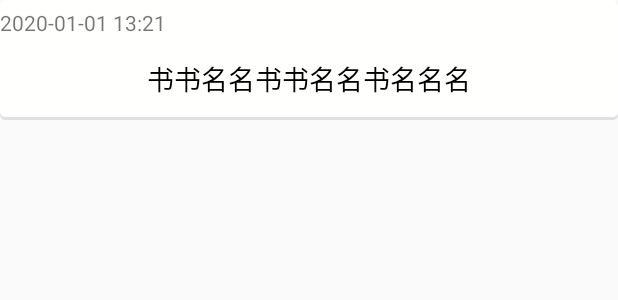
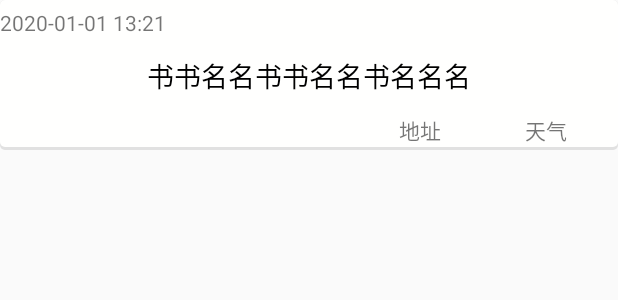
Before and after one commit to nieaowei/simikongjian-andorid, an Android app: the layout item_happy_note.xml on its own in the app's theme, with its tools: preview values and no code run, on a phone screen of 412 x 824 dp. Shown: the top 300 px of the screen. Run offline under Robolectric (Android 15) with nearby library versions, the phone set to English and light mode, and no system bars.

Commit message:
完善一些功能。

```diff
--- a/app/src/main/java/a1/example/com/myapplication/HappyNoteMineActivity.java
+++ b/app/src/main/java/a1/example/com/myapplication/HappyNoteMineActivity.java
@@ -145,10 +145,14 @@ public class HappyNoteMineActivity extends AppCompatActivity {
                         String note = (String) aaa.get("note");
                         String writetime = (String) aaa.get("writetime");
                         String notetitle = (String) aaa.get("notetitle");
+                        String address = (String)aaa.get("address");
+                        String weather = (String)aaa.get("weather");
                         happyNoteModel.setNote(note);
                         happyNoteModel.setNotetitle(notetitle);
                         happyNoteModel.setNoteuser(noteuser);
                         happyNoteModel.setWritetime(writetime);
+                        happyNoteModel.setAddress(address);
+                        happyNoteModel.setWeather(weather);
                         bookList.add(happyNoteModel);
                     }
                     String userFoot = "查看了自己的日记";
--- a/app/src/main/java/a1/example/com/myapplication/SettingActivity.java
+++ b/app/src/main/java/a1/example/com/myapplication/SettingActivity.java
@@ -308,7 +308,7 @@ public class SettingActivity extends AppCompatActivity {
             RecordUserFootUtil.recordUserFoot(USERNAME,userFoot);
             Toast.makeText(SettingActivity.this, "修改密码成功！", Toast.LENGTH_SHORT).show();
         }else{
-            Toast.makeText(SettingActivity.this, "账号密码错误，请重新登陆！", Toast.LENGTH_SHORT).show();
+            Toast.makeText(SettingActivity.this, "旧密码错误，修改密码失败", Toast.LENGTH_SHORT).show();
         }
     }
 
--- a/app/src/main/java/a1/example/com/myapplication/Util/MyWriteUtils.java
+++ b/app/src/main/java/a1/example/com/myapplication/Util/MyWriteUtils.java
@@ -22,7 +22,7 @@ import java.util.Map;
 public class MyWriteUtils {
 
     // public static String MyURL = "http://192.168.0.103:8080/myproject";
-    public static String MyURL = "http://118.178.195.221:8080/myproject";
+    public static String MyURL = "http://112.124.16.120:8080/myproject";
 
     public static String getURL(){
         try {
--- a/app/src/main/res/layout/item_happy_note.xml
+++ b/app/src/main/res/layout/item_happy_note.xml
@@ -1,11 +1,11 @@
 <?xml version="1.0" encoding="utf-8"?>
 <RelativeLayout xmlns:android="http://schemas.android.com/apk/res/android"
+    android:layout_width="match_parent"
+    android:layout_height="100dp"
+    android:background="@drawable/layer_view_bg"
     android:orientation="horizontal"
-    android:layout_width="match_parent"
-    android:background="@drawable/layer_view_bg"
     android:paddingTop="5dp"
-    android:paddingBottom="5dp"
-    android:layout_height="80dp">
+    android:paddingBottom="5dp">
 
     <!--<ImageView
         android:id="@+id/book_item_image"
@@ -16,21 +16,45 @@
         android:id="@+id/item_happy_note_time"
         android:layout_width="match_parent"
         android:layout_height="25dp"
-        android:textSize="@dimen/sp_14"
-        android:text="2020-01-01 13:21" />
+        android:text="2020-01-01 13:21"
+        android:textSize="@dimen/sp_14" />
 
     <TextView
         android:id="@+id/item_happy_note_name"
         android:layout_width="match_parent"
-        android:layout_height="wrap_content"
+        android:layout_height="39dp"
         android:layout_below="@+id/item_happy_note_time"
         android:layout_alignParentStart="true"
-        android:layout_alignParentBottom="true"
-        android:textColor="@color/black"
-        android:layout_marginBottom="0dp"
         android:enabled="true"
         android:gravity="center"
         android:text="书书名名书书名名书名名名"
+        android:textColor="@color/black"
         android:textSize="@dimen/sp_18" />
 
+    <TextView
+        android:id="@+id/address"
+        android:layout_width="76dp"
+        android:layout_height="wrap_content"
+        android:layout_below="@+id/item_happy_note_name"
+        android:layout_marginTop="6dp"
+        android:layout_marginEnd="14dp"
+        android:layout_marginRight="14dp"
+        android:layout_toStartOf="@+id/waather"
+        android:layout_toLeftOf="@+id/waather"
+        android:gravity="center"
+        android:text="地址" />
+
+    <TextView
+        android:id="@+id/waather"
+        android:layout_width="64dp"
+        android:layout_height="wrap_content"
+        android:layout_below="@+id/item_happy_note_name"
+        android:layout_alignParentEnd="true"
+        android:layout_alignParentRight="true"
+        android:layout_marginTop="6dp"
+        android:layout_marginEnd="16dp"
+        android:layout_marginRight="16dp"
+        android:gravity="center"
+        android:text="天气" />
+
 </RelativeLayout>
```
Also changed, not shown: app/src/main/java/a1/example/com/myapplication/Adapter/HappyNoteAdapter.java (+7 -1 lines), app/src/main/java/a1/example/com/myapplication/Adapter/UserShareAdapter.java (+7 -0 lines), app/src/main/java/a1/example/com/myapplication/Model/HappyNoteModel.java (+18 -0 lines), app/src/main/res/layout/item_myfriends_shares.xml (+19 -9 lines).
